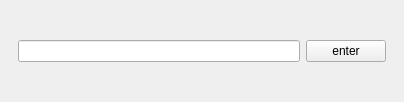
The window that ui/locker.ui (yepIwt/Tuchka) describes before a commit, drawn with Qt 5.
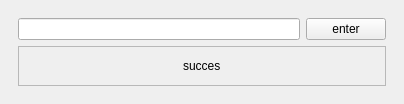
The same window after the commit.

Commit message: Style: Changed "locker" design

Patch:
```diff
--- a/ui/locker.ui
+++ b/ui/locker.ui
@@ -21,15 +21,64 @@
        <number>0</number>
       </property>
       <widget class="QWidget" name="page">
-       <layout class="QHBoxLayout" name="horizontalLayout">
+       <layout class="QVBoxLayout" name="verticalLayout_2">
         <item>
-         <widget class="QLineEdit" name="passw"/>
+         <layout class="QHBoxLayout" name="horizontalLayout">
+          <item>
+           <widget class="QLineEdit" name="input"/>
+          </item>
+          <item>
+           <widget class="QPushButton" name="btn_enter">
+            <property name="text">
+             <string>enter</string>
+            </property>
+           </widget>
+          </item>
+         </layout>
         </item>
         <item>
-         <widget class="QPushButton" name="btn_enter">
-          <property name="text">
-           <string>enter</string>
+         <widget class="QFrame" name="frame">
+          <property name="frameShape">
+           <enum>QFrame::StyledPanel</enum>
           </property>
+          <property name="frameShadow">
+           <enum>QFrame::Raised</enum>
+          </property>
+          <layout class="QGridLayout" name="gridLayout_2">
+           <item row="0" column="0">
+            <spacer name="horizontalSpacer_3">
+             <property name="orientation">
+              <enum>Qt::Horizontal</enum>
+             </property>
+             <property name="sizeHint" stdset="0">
+              <size>
+               <width>40</width>
+               <height>20</height>
+              </size>
+             </property>
+            </spacer>
+           </item>
+           <item row="0" column="1">
+            <widget class="QLabel" name="text">
+             <property name="text">
+              <string>succes</string>
+             </property>
+            </widget>
+           </item>
+           <item row="0" column="2">
+            <spacer name="horizontalSpacer_4">
+             <property name="orientation">
+              <enum>Qt::Horizontal</enum>
+             </property>
+             <property name="sizeHint" stdset="0">
+              <size>
+               <width>40</width>
+               <height>20</height>
+              </size>
+             </property>
+            </spacer>
+           </item>
+          </layout>
          </widget>
         </item>
        </layout>
```
The commit also changes 1 other file.
